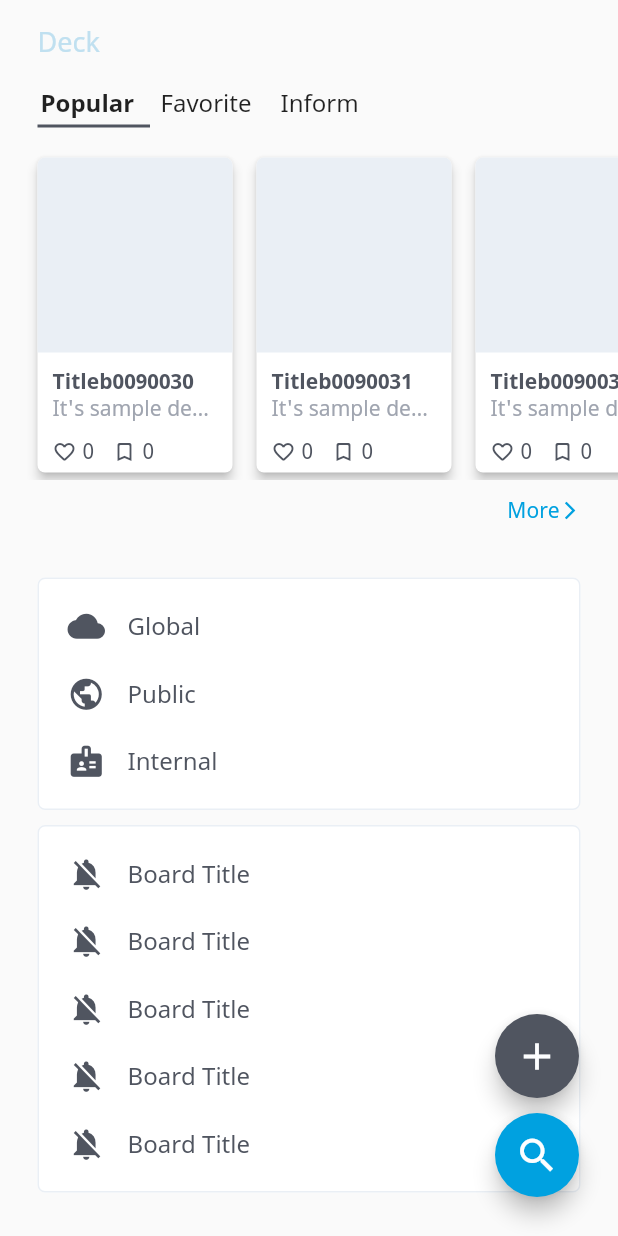
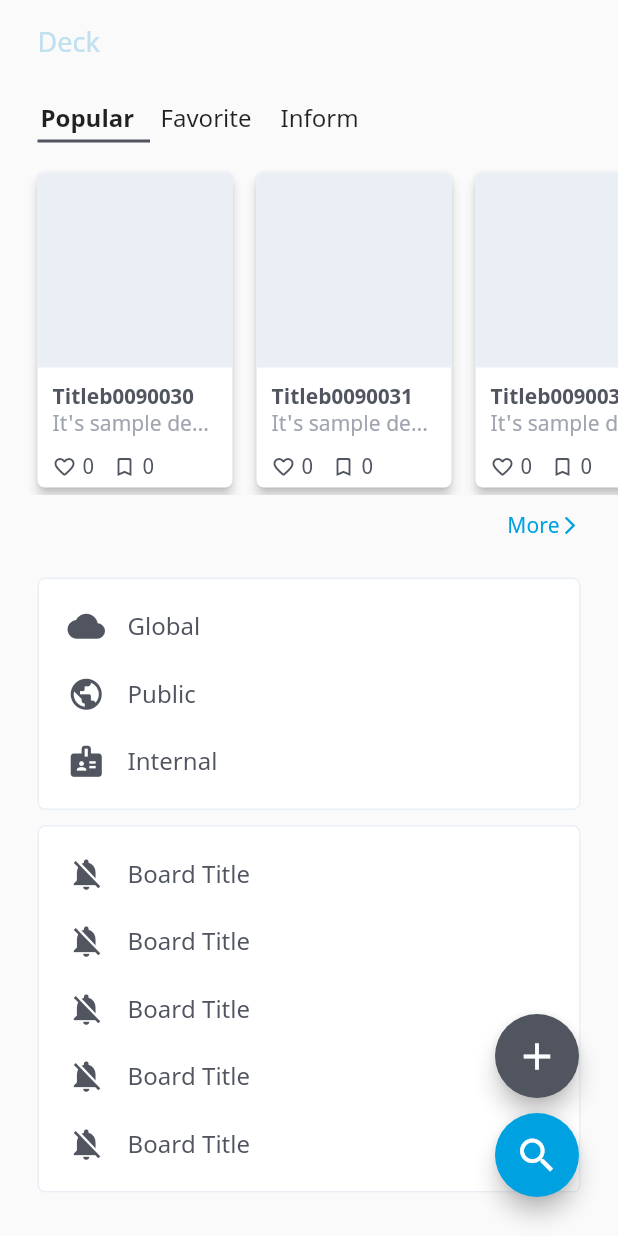
Before and after one commit to padong4284/padong-app, a Flutter app: the DeckView widget shown alone on an empty page, opened directly, on a phone screen of 412 x 824 dp. Run offline on Flutter 3.47's test engine with Material 2 defaults, Android fonts, the phone set to English and light mode, and no system bars; our stand-ins replace cloud_firestore, firebase_auth, flutter_markdown, get_it, google_maps_flutter, image_picker; missing offline and left inert: highlight, markdown; accounts and stored records are empty.

Commit message:
refactor: more to tab container

```diff
--- a/lib/ui/views/deck/deck_view.dart
+++ b/lib/ui/views/deck/deck_view.dart
@@ -1,9 +1,6 @@
 import 'package:flutter/material.dart';
 import 'package:padong/core/apis/deck.dart';
-import 'package:padong/ui/shared/types.dart';
-import 'package:padong/ui/theme/app_theme.dart';
 import 'package:padong/ui/widgets/buttons/padong_floating_button.dart';
-import 'package:padong/ui/widgets/buttons/transp_button.dart';
 import 'package:padong/ui/widgets/containers/tab_container.dart';
 import 'package:padong/ui/widgets/safe_padding_template.dart';
 import 'package:padong/ui/widgets/containers/horizontal_scroller.dart';
@@ -13,10 +10,11 @@ import 'package:padong/ui/widgets/tiles/board_list_tile.dart';
 class DeckView extends StatelessWidget {
   final String univId;
   final Map<String, dynamic> univ;
-  final fixedBoards = [
-    'Popular',
-    'Favorite',
-    'Inform',
+  final topBoards = [
+    'Popular', 'Favorite', 'Inform'
+  ];
+  final PIPBoards = [
+    'Global', 'Public', 'Internal'
   ];
 
   DeckView(univId)
@@ -30,32 +28,22 @@ class DeckView extends StatelessWidget {
           onPressAdd: () {}, isScrollingDown: isScrollingDown),
       title: 'Deck',
       children: [
+        SizedBox(height: 10),
         TabContainer(
             tabWidth: 80.0,
-            tabs: this.fixedBoards,
-            children: this.fixedBoards.map((boardName) {
-              String boardId = this.univ['fixedBoards'][boardName];
-              List<String> recent10s = get10RecentPostIdsAPI(boardId);
+            tabs: this.topBoards,
+            moreIds: this.topBoards.map(
+                    (boardName) => this.univ['fixedBoards'][boardName].toString()).toList(),
+            children: this.topBoards.map((boardName) {
+              List<String> recent = get10RecentPostIdsAPI(
+                  this.univ['fixedBoards'][boardName]);
               return HorizontalScroller(
                   padding: 3.0,
-                  children:
-                      recent10s.map((postId) => PostCard(postId)).toList());
+                  children: recent.map((postId) => PostCard(postId)).toList());
             }).toList()),
-        Container(
-          height: 60.0,
-          alignment: Alignment.topRight,
-          padding: EdgeInsets.only(top: 10.0),
-          child: TranspButton(
-            title: 'More',
-            buttonSize: ButtonSize.REGULAR,
-            icon: Icon(Icons.arrow_forward_ios,
-                color: AppTheme.colors.primary,
-                size: AppTheme.fontSizes.regular),
-            isSuffixICon: true,
-          ),
-        ),
+        SizedBox(height: 10),
         BoardListTile(
-          boardIds: ['Global', 'Public', 'Internal']
+          boardIds: this.PIPBoards
               .map(
                   (boardName) => this.univ['fixedBoards'][boardName].toString())
               .toList(),
@@ -64,7 +52,8 @@ class DeckView extends StatelessWidget {
         BoardListTile(
           boardIds: this.univ['boards'],
           isAlertTile: true,
-        )
+        ),
+        SizedBox(height: 10),
       ],
     );
   }
--- a/lib/ui/widgets/containers/tab_container.dart
+++ b/lib/ui/widgets/containers/tab_container.dart
@@ -1,15 +1,21 @@
 import 'package:flutter/material.dart';
+import 'package:padong/core/apis/padong_router.dart';
+import 'package:padong/ui/shared/types.dart';
 import 'package:padong/ui/theme/app_theme.dart';
+import 'package:padong/ui/widgets/buttons/transp_button.dart';
 
 class TabContainer extends StatefulWidget {
   final List<String> tabs;
   final List<Widget> children;
+  final List<String> moreIds;
   final double tabWidth;
 
-  TabContainer({@required tabs, @required children, tabWidth})
+  TabContainer({@required tabs, @required children, tabWidth, moreIds})
       : assert(tabs.length == children.length),
+        assert(moreIds == null || (moreIds.length == tabs.length)),
         this.tabs = tabs,
         this.children = children,
+        this.moreIds = moreIds,
         this.tabWidth = tabWidth ?? 70.0;
 
   @override
@@ -60,6 +66,19 @@ class _TabContainerState extends State<TabContainer> {
                 color: AppTheme.colors.support),
           )),
           widget.children[this.curIdx],
+        widget.moreIds != null ? Container(
+            height: 40.0,
+            alignment: Alignment.topRight,
+            padding: EdgeInsets.only(top: 10.0),
+            child: TranspButton(
+              title: 'More',
+              buttonSize: ButtonSize.REGULAR,
+              icon: Icon(Icons.arrow_forward_ios,
+                  color: AppTheme.colors.primary,
+                  size: AppTheme.fontSizes.regular),
+              isSuffixICon: true,
+              callback: () => PadongRouter.routeURL('/board/id=${widget.moreIds[this.curIdx]}'),
+            )): SizedBox.shrink(),
           // Positioned(top: 25, child: widget.children[this.curIdx])
         ]));
   }
```
